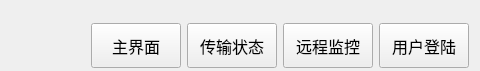
This is tools/ota_updater/navbarwid.ui in ChinaClever/MPro-App as Qt 5 draws it before an edit; both pictures show x 451 to 931 and y 0 to 71 of the 931 by 71 pixel window. The edited form follows.
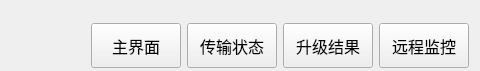
This is the edited form.

```diff
--- a/tools/ota_updater/navbarwid.ui
+++ b/tools/ota_updater/navbarwid.ui
@@ -47,30 +47,6 @@
      </property>
     </widget>
    </item>
-   <item row="0" column="5">
-    <widget class="QPushButton" name="loginBtn">
-     <property name="minimumSize">
-      <size>
-       <width>90</width>
-       <height>0</height>
-      </size>
-     </property>
-     <property name="maximumSize">
-      <size>
-       <width>230</width>
-       <height>45</height>
-      </size>
-     </property>
-     <property name="font">
-      <font>
-       <pointsize>12</pointsize>
-      </font>
-     </property>
-     <property name="text">
-      <string>用户登陆</string>
-     </property>
-    </widget>
-   </item>
    <item row="0" column="2">
     <widget class="QPushButton" name="homeBtn">
      <property name="minimumSize">
@@ -95,6 +71,30 @@
      </property>
     </widget>
    </item>
+   <item row="0" column="5">
+    <widget class="QPushButton" name="logBtn">
+     <property name="minimumSize">
+      <size>
+       <width>90</width>
+       <height>0</height>
+      </size>
+     </property>
+     <property name="maximumSize">
+      <size>
+       <width>230</width>
+       <height>45</height>
+      </size>
+     </property>
+     <property name="font">
+      <font>
+       <pointsize>12</pointsize>
+      </font>
+     </property>
+     <property name="text">
+      <string>远程监控</string>
+     </property>
+    </widget>
+   </item>
    <item row="0" column="1">
     <spacer name="horizontalSpacer">
      <property name="orientation">
@@ -133,7 +133,7 @@
     </widget>
    </item>
    <item row="0" column="4">
-    <widget class="QPushButton" name="logBtn">
+    <widget class="QPushButton" name="loginBtn">
      <property name="minimumSize">
       <size>
        <width>90</width>
@@ -152,7 +152,7 @@
       </font>
      </property>
      <property name="text">
-      <string>远程监控</string>
+      <string>升级结果</string>
      </property>
     </widget>
    </item>
```
Left out of the diff: 48 changed lines with no effect on the pictures.
